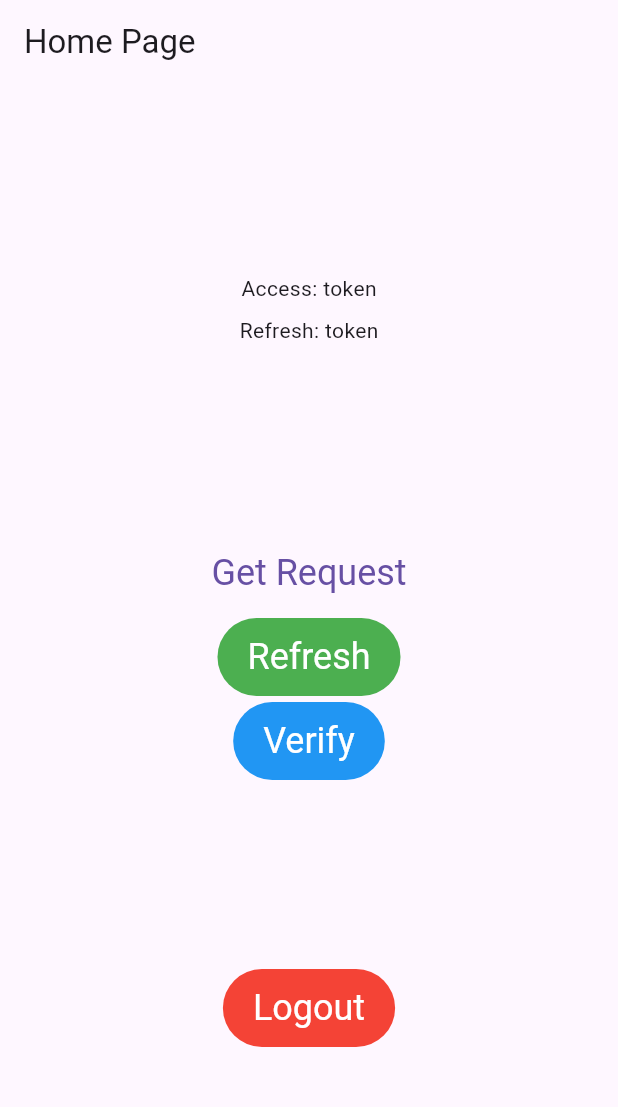
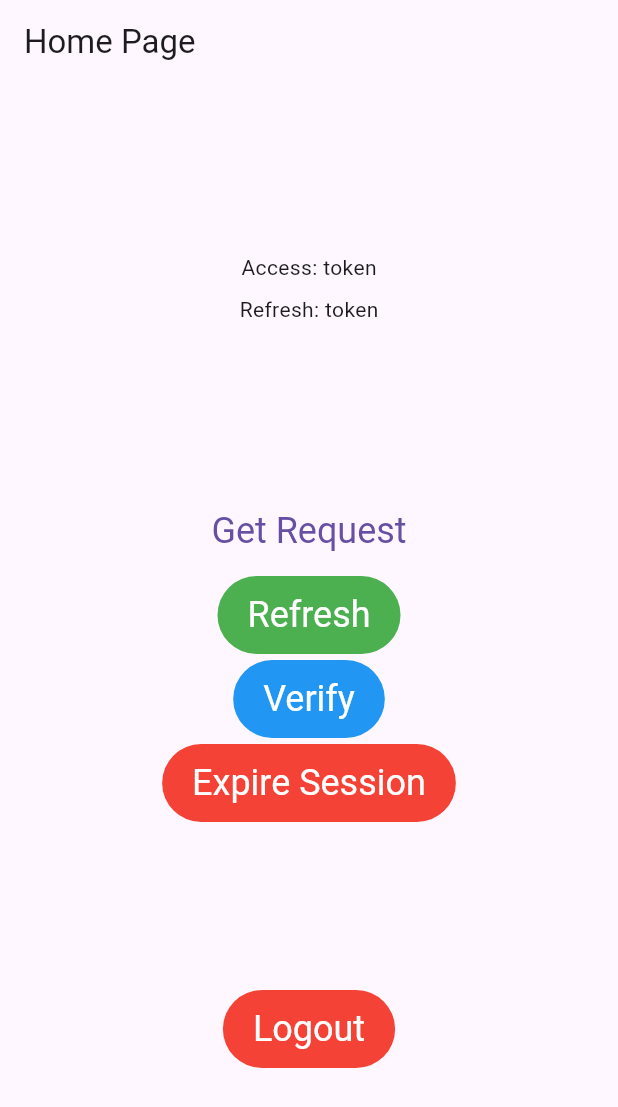
Before and after one commit to Ottsupi/flutter_bloc_auth, a Flutter app: the HomeScreen screen opened directly, on a phone screen of 412 x 824 dp. Shown: the top 1107 px of the screen. Run offline on Flutter 3.47's test engine with Material 3 defaults, Android fonts, the phone set to English and light mode, and no system bars; our stand-ins replace bloc, dio, equatable, flutter_bloc, flutter_secure_storage, formz and 1 more; accounts and stored records are empty.

```diff
--- a/lib/src/authentication/bloc/authentication_bloc.dart
+++ b/lib/src/authentication/bloc/authentication_bloc.dart
@@ -38,9 +38,11 @@ class AuthenticationBloc
       case AuthenticationStatus.unauthenticated:
         return emit(const AuthenticationState.unauthenticated());
       case AuthenticationStatus.authenticated:
-        return emit(AuthenticationState.authenticated());
+        return emit(const AuthenticationState.authenticated());
       case AuthenticationStatus.unknown:
         return emit(const AuthenticationState.unknown());
+      case AuthenticationStatus.expired:
+        return emit(const AuthenticationState.expired());
     }
   }
 
--- a/lib/src/authentication/bloc/authentication_state.dart
+++ b/lib/src/authentication/bloc/authentication_state.dart
@@ -13,6 +13,9 @@ class AuthenticationState extends Equatable {
   const AuthenticationState.unauthenticated()
       : this._(status: AuthenticationStatus.unauthenticated);
 
+  const AuthenticationState.expired()
+      : this._(status: AuthenticationStatus.expired);
+
   final AuthenticationStatus status;
 
   @override
--- a/lib/src/features/home/bloc/token_controller_bloc.dart
+++ b/lib/src/features/home/bloc/token_controller_bloc.dart
@@ -21,6 +21,7 @@ class TokenControllerBloc
     on<RefreshTokens>(_onRefreshTokens);
     on<VerifyAccessToken>(_onVerifyAccessToken);
     on<GetRequest>(_onGetRequest);
+    on<ExpireSession>(_onExpireSession);
   }
 
   _onRetrieveTokens(
@@ -63,4 +64,11 @@ class TokenControllerBloc
   ) async {
     await helloRepository.hello();
   }
+
+  _onExpireSession(
+    ExpireSession event,
+    Emitter<TokenControllerState> emit,
+  ) async {
+    await authenticationRepository.expireSession();
+  }
 }
--- a/lib/src/features/home/bloc/token_controller_event.dart
+++ b/lib/src/features/home/bloc/token_controller_event.dart
@@ -14,3 +14,5 @@ final class RefreshTokens extends TokenControllerEvent {}
 final class VerifyAccessToken extends TokenControllerEvent {}
 
 final class GetRequest extends TokenControllerEvent {}
+
+final class ExpireSession extends TokenControllerEvent {}
--- a/lib/src/features/home/home_page.dart
+++ b/lib/src/features/home/home_page.dart
@@ -148,6 +148,15 @@ class TokenControllerButtons extends StatelessWidget {
                 .add(VerifyAccessToken());
           },
         ),
+        SizedBox(height: 4),
+        DisplayButtonWidget(
+          text: 'Expire Session',
+          backgroundColor: Colors.red,
+          foregroundColor: Colors.white,
+          onPressed: () {
+            BlocProvider.of<TokenControllerBloc>(context).add(ExpireSession());
+          },
+        ),
       ],
     );
   }
```
Also changed, not shown: lib/app.dart (+23 -0 lines), lib/src/authentication/authentication_repository.dart (+8 -3 lines).
